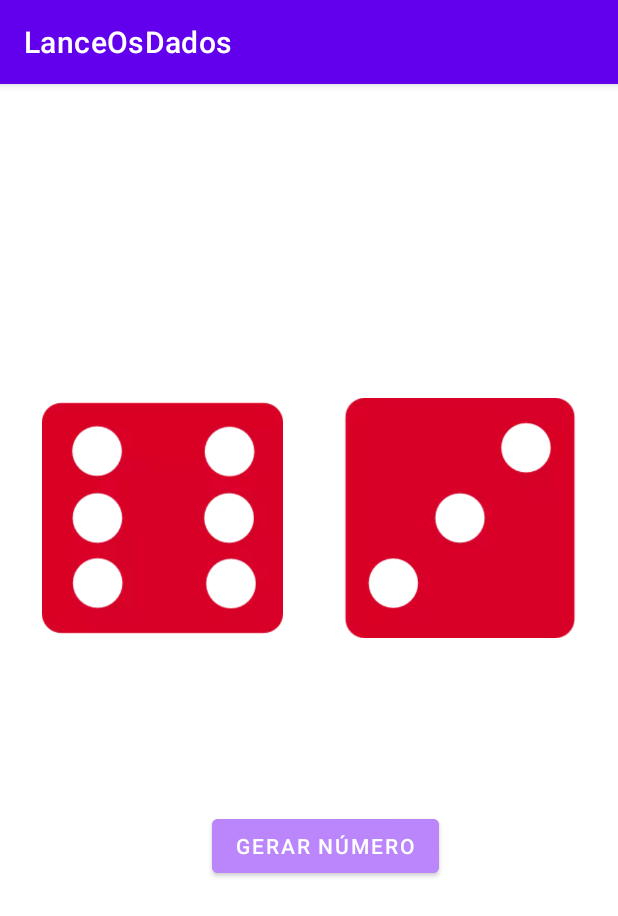
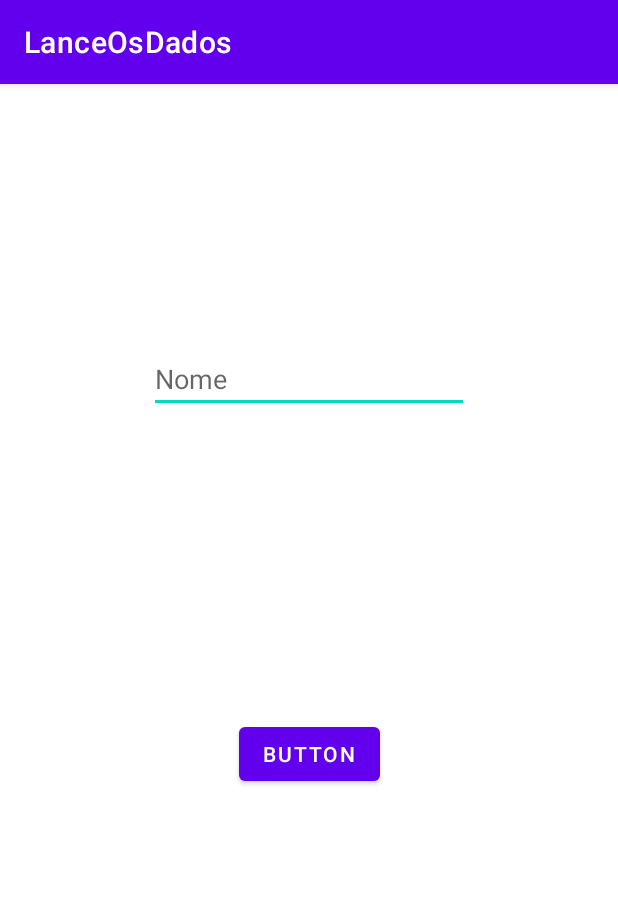
Before and after one commit to bruunos/Dev_venture, an Android app: the screen it shows after launch (MainActivity before the commit, CadastroActivity after it), on a phone screen of 412 x 824 dp. Shown: the top 916 px of the screen. Run offline under Robolectric (Android 15) with nearby library versions, the phone set to English and light mode, and no system bars.

Commit message:
mvp 3 criada

```diff
--- a/app/src/main/AndroidManifest.xml
+++ b/app/src/main/AndroidManifest.xml
@@ -9,13 +9,16 @@
         android:roundIcon="@mipmap/ic_launcher_round"
         android:supportsRtl="true"
         android:theme="@style/Theme.LanceOsDados">
-        <activity android:name=".MainActivity">
+        <activity android:name=".CadastroActivity">
             <intent-filter>
                 <action android:name="android.intent.action.MAIN" />
 
                 <category android:name="android.intent.category.LAUNCHER" />
             </intent-filter>
         </activity>
+        <activity android:name=".MainActivity">
+
+        </activity>
     </application>
 
 </manifest>
--- /dev/null
+++ b/app/src/main/java/com/devventure/lanceosdados/CadastroActivity.kt
@@ -0,0 +1,31 @@
+package com.devventure.lanceosdados
+
+import android.content.Intent
+import androidx.appcompat.app.AppCompatActivity
+import android.os.Bundle
+import android.widget.Button
+import android.widget.EditText
+
+class CadastroActivity : AppCompatActivity() {
+    override fun onCreate(savedInstanceState: Bundle?) {
+        super.onCreate(savedInstanceState)
+        setContentView(R.layout.activity_cadastro)
+
+        val playerName = findViewById<EditText>(R.id.playerName)
+        val btn = findViewById<Button>(R.id.botao_cadastrar)
+
+        btn.setOnClickListener{
+            val player = playerName.text.toString()
+            val intent = Intent(this, MainActivity::class.java)
+            intent.putExtra("playerName", player)
+            startActivity(intent)
+        }
+
+
+
+
+
+
+
+    }
+}
--- a/app/src/main/java/com/devventure/lanceosdados/MainActivity.kt
+++ b/app/src/main/java/com/devventure/lanceosdados/MainActivity.kt
@@ -14,6 +14,12 @@ class MainActivity : AppCompatActivity() {
         val dado1 = findViewById<ImageView>(R.id.dado_1)
         val dado2 = findViewById<ImageView>(R.id.dado_2)
         val btn = findViewById<Button>(R.id.botao_gerar)
+        val text = findViewById<TextView>(R.id.welcomeMsg)
+
+        val playerNome = intent.getStringExtra("playerName")
+
+        val message = "${resources.getString(R.string.welcomeMsg)} $playerNome"
+        text.text = message
 
         val dices = listOf(R.drawable.dice_1, R.drawable.dice_2, R.drawable.dice_3, R.drawable.dice_4, R.drawable.dice_5, R.drawable.dice_6)
 
--- /dev/null
+++ b/app/src/main/res/layout/activity_cadastro.xml
@@ -0,0 +1,30 @@
+<?xml version="1.0" encoding="utf-8"?>
+<androidx.constraintlayout.widget.ConstraintLayout xmlns:android="http://schemas.android.com/apk/res/android"
+    xmlns:app="http://schemas.android.com/apk/res-auto"
+    xmlns:tools="http://schemas.android.com/tools"
+    android:layout_width="match_parent"
+    android:layout_height="match_parent"
+    tools:context=".CadastroActivity">
+
+    <Button
+        android:id="@+id/botao_cadastrar"
+        android:layout_width="wrap_content"
+        android:layout_height="wrap_content"
+        android:layout_marginBottom="297dp"
+        android:text="Button"
+        app:layout_constraintBottom_toBottomOf="parent"
+        app:layout_constraintEnd_toEndOf="parent"
+        app:layout_constraintStart_toStartOf="parent" />
+
+    <EditText
+        android:id="@+id/playerName"
+        android:layout_width="wrap_content"
+        android:layout_height="wrap_content"
+        android:layout_marginTop="174dp"
+        android:ems="10"
+        android:inputType="textPersonName"
+        android:hint="@string/dica"
+        app:layout_constraintEnd_toEndOf="parent"
+        app:layout_constraintStart_toStartOf="parent"
+        app:layout_constraintTop_toTopOf="parent" />
+</androidx.constraintlayout.widget.ConstraintLayout>
--- a/app/src/main/res/values/strings.xml
+++ b/app/src/main/res/values/strings.xml
@@ -3,4 +3,7 @@
     <string name="dado_1">Dado 1</string>
     <string name="dado_2">Dado 2</string>
     <string name="gerarNumero">Gerar número</string>
+    <string name="welcomeMsg">Boas vindas</string>
+    <string name="dica">Nome</string>
+
 </resources>
```
Also changed, not shown: app/src/main/res/layout/activity_main.xml (+11 -0 lines).
